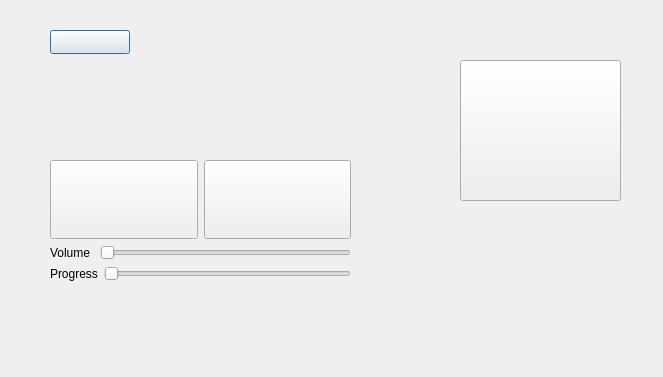
Qt form music.ui (bikraj2/MITRA) before a commit.
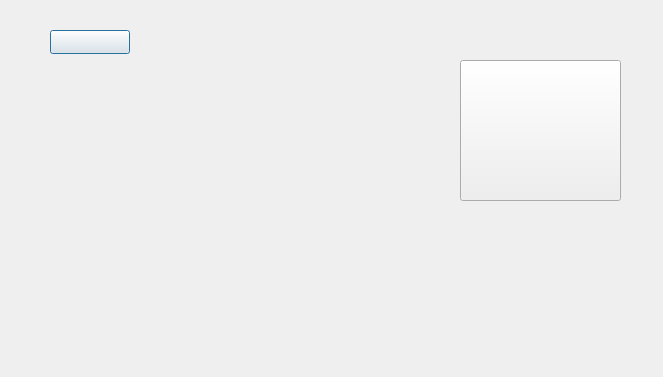
The same form after that commit. Icons and pictures are not drawn.

The edit to the form file:
```diff
--- a/music.ui
+++ b/music.ui
@@ -53,92 +53,6 @@
     <string/>
    </property>
   </widget>
-  <widget class="QWidget" name="layoutWidget">
-   <property name="geometry">
-    <rect>
-     <x>50</x>
-     <y>160</y>
-     <width>301</width>
-     <height>121</height>
-    </rect>
-   </property>
-   <layout class="QVBoxLayout" name="verticalLayout">
-    <item>
-     <layout class="QHBoxLayout" name="horizontalLayout">
-      <item>
-       <widget class="QPushButton" name="music_startButton">
-        <property name="sizePolicy">
-         <sizepolicy hsizetype="Minimum" vsizetype="Expanding">
-          <horstretch>0</horstretch>
-          <verstretch>0</verstretch>
-         </sizepolicy>
-        </property>
-        <property name="styleSheet">
-         <string notr="true">
-image:url(:/music_icon/icon/Play.png)</string>
-        </property>
-        <property name="text">
-         <string/>
-        </property>
-       </widget>
-      </item>
-      <item>
-       <widget class="QPushButton" name="music_stopButton">
-        <property name="sizePolicy">
-         <sizepolicy hsizetype="Minimum" vsizetype="Expanding">
-          <horstretch>0</horstretch>
-          <verstretch>0</verstretch>
-         </sizepolicy>
-        </property>
-        <property name="styleSheet">
-         <string notr="true">
-image:url(:/music_icon/icon/undo_music.png)</string>
-        </property>
-        <property name="text">
-         <string/>
-        </property>
-       </widget>
-      </item>
-     </layout>
-    </item>
-    <item>
-     <layout class="QHBoxLayout" name="horizontalLayout_2">
-      <item>
-       <widget class="QLabel" name="VolumeLabel">
-        <property name="text">
-         <string>Volume </string>
-        </property>
-       </widget>
-      </item>
-      <item>
-       <widget class="QSlider" name="sliderVolume">
-        <property name="orientation">
-         <enum>Qt::Horizontal</enum>
-        </property>
-       </widget>
-      </item>
-     </layout>
-    </item>
-    <item>
-     <layout class="QHBoxLayout" name="horizontalLayout_3">
-      <item>
-       <widget class="QLabel" name="ProgressLabel">
-        <property name="text">
-         <string>Progress</string>
-        </property>
-       </widget>
-      </item>
-      <item>
-       <widget class="QSlider" name="sliderProgress">
-        <property name="orientation">
-         <enum>Qt::Horizontal</enum>
-        </property>
-       </widget>
-      </item>
-     </layout>
-    </item>
-   </layout>
-  </widget>
  </widget>
  <resources/>
  <connections/>
```
